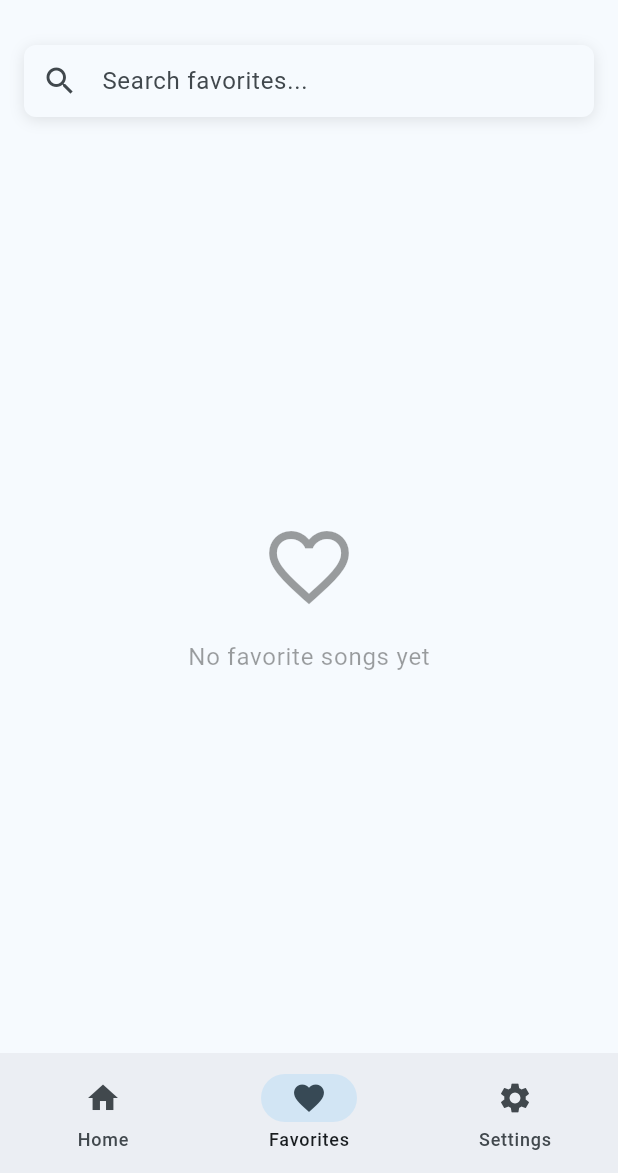
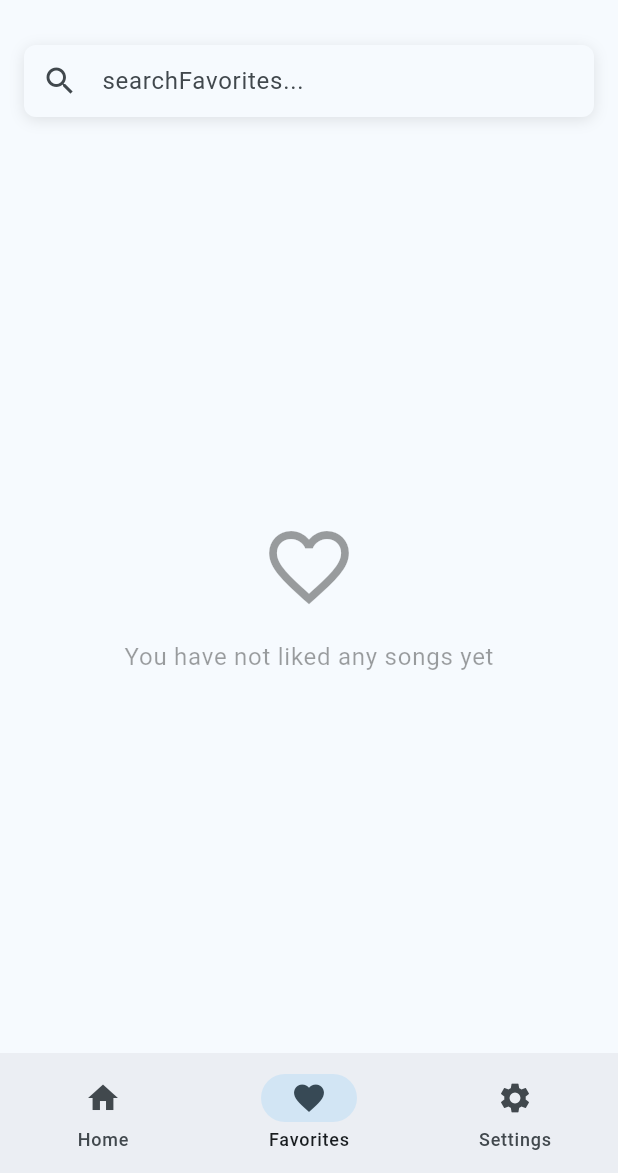
Before and after one commit to mu-fazil-vk/audio_player_offline, a Flutter app: the screen it shows after launch, item 2 of the bottom bar chosen, after a tap on the "search" icon, on a phone screen of 412 x 824 dp, the part 63-1236 px from its top. Run offline on Flutter 3.47's test engine with Material 3 defaults, Android fonts, the phone set to English and light mode, and no system bars; drawn by our look-alikes of dynamic_color; our stand-ins replace audio_service, card_swiper, easy_localization, go_router, hive_flutter, hugeicons and 8 more; missing offline and left inert: audio_session; accounts and stored records are empty; statements that could not run were skipped.

```diff
--- /dev/null
+++ b/assets/l10n/command.txt
@@ -0,0 +1 @@
+flutter pub run easy_localization:generate -S assets/l10n -f keys -O lib/core/generated/l10n -o locale_keys.g.dart
--- /dev/null
+++ b/assets/l10n/ml.json
@@ -0,0 +1,3 @@
+{
+    "viewAll": "എല്ലാം കാണുക"
+}
--- a/lib/main.dart
+++ b/lib/main.dart
@@ -1,6 +1,7 @@
 import 'dart:developer';
 
 import 'package:dynamic_color/dynamic_color.dart';
+import 'package:easy_localization/easy_localization.dart';
 import 'package:flutter/material.dart';
 import 'package:hive_flutter/hive_flutter.dart';
 import 'package:music_player/core/theme/theme.dart';
@@ -16,6 +17,7 @@ import 'package:provider/provider.dart';
 
 void main() async {
   WidgetsFlutterBinding.ensureInitialized();
+  await EasyLocalization.ensureInitialized();
   await init();
   // Initialize the singleton audio service
   await OfflineAudioService.instance.initialize();
@@ -45,7 +47,16 @@ void main() async {
         ),
       ),
     ],
-    child: const MyApp(),
+    child: EasyLocalization(
+      supportedLocales: const [Locale('en'), Locale('ml')],
+      path: 'assets/l10n',
+      fallbackLocale: const Locale('en'),
+      useOnlyLangCode: true,
+      startLocale: const Locale('en'),
+      useFallbackTranslations: true,
+      saveLocale: true,
+      child: const MyApp(),
+    ),
   ));
 }
 
@@ -111,6 +122,9 @@ class _MyAppState extends State<MyApp> {
               colorScheme: colorScheme),
           debugShowCheckedModeBanner: false,
           routerConfig: NavigationService.router,
+          locale: context.locale,
+          supportedLocales: context.supportedLocales,
+          localizationsDelegates: context.localizationDelegates,
         );
       },
     );
--- a/lib/views/favorites/favorites_screen.dart
+++ b/lib/views/favorites/favorites_screen.dart
@@ -1,6 +1,8 @@
+import 'package:easy_localization/easy_localization.dart';
 import 'package:flutter/material.dart';
 import 'package:go_router/go_router.dart';
 import 'package:music_player/core/constants/app_constants.dart';
+import 'package:music_player/core/generated/l10n/locale_keys.g.dart';
 import 'package:music_player/providers/audio_data_provider.dart';
 import 'package:music_player/providers/audio_provider.dart';
 import 'package:music_player/widgets/common/custom_audio_list_tile.dart';
@@ -94,7 +96,7 @@ class _FavoriteScreenState extends State<FavoriteScreen> {
         child: TextField(
           controller: _searchController,
           decoration: InputDecoration(
-            hintText: 'Search favorites...',
+            hintText: '${LocaleKeys.searchFavorites}...',
             prefixIcon: const Icon(Icons.search),
             suffixIcon: _searchController.text.isNotEmpty
                 ? IconButton(
@@ -129,7 +131,7 @@ class _FavoriteScreenState extends State<FavoriteScreen> {
             ),
             const SizedBox(height: 16),
             Text(
-              'No favorite songs yet',
+              LocaleKeys.noFavoriteSongs.tr(),
               style: Theme.of(context).textTheme.bodyLarge?.copyWith(
                     color: Theme.of(context).disabledColor,
                   ),
@@ -150,7 +152,8 @@ class _FavoriteScreenState extends State<FavoriteScreen> {
           ),
           const SizedBox(height: 16),
           Text(
-            'No results found for "${_searchController.text}"',
+            LocaleKeys.noResultsFound
+                .tr(namedArgs: {'query': _searchController.text}),
             style: Theme.of(context).textTheme.bodyLarge?.copyWith(
                   color: Theme.of(context).disabledColor,
                 ),
--- a/lib/views/home/home_screen.dart
+++ b/lib/views/home/home_screen.dart
@@ -1,8 +1,10 @@
 import 'dart:math';
 
+import 'package:easy_localization/easy_localization.dart';
 import 'package:flutter/material.dart';
 import 'package:go_router/go_router.dart';
 import 'package:music_player/core/constants/app_constants.dart';
+import 'package:music_player/core/generated/l10n/locale_keys.g.dart';
 import 'package:music_player/core/utils/calculate_columns.dart';
 import 'package:music_player/core/utils/size_extension.dart';
 import 'package:music_player/models/song_model.dart';
@@ -25,7 +27,13 @@ class HomeScreen extends StatelessWidget {
         actions: [
           IconButton(
               onPressed: () async {
-                context.push('/search');
+                // changeLanguage(lang) {
+                // setState(() {
+                var lang = context.locale == const Locale('en') ? 'ml' : 'en';
+                context.setLocale(Locale(lang));
+                // });
+                // }
+                //context.push('/search');
               },
               icon: const Icon(Icons.search))
         ],
@@ -40,7 +48,7 @@ class HomeScreen extends StatelessWidget {
                 mainAxisAlignment: MainAxisAlignment.spaceBetween,
                 children: [
                   Text(
-                    'Quick Picks',
+                    LocaleKeys.quickPicks.tr(),
                     style: Theme.of(context).textTheme.headlineMedium?.copyWith(
                           fontSize: 26,
                         ),
@@ -49,7 +57,7 @@ class HomeScreen extends StatelessWidget {
                     onPressed: () {
                       context.go('/home/all-songs');
                     },
-                    child: const Text('View All'),
+                    child: Text(LocaleKeys.viewAll.tr()),
                   ),
                 ],
               ),
@@ -65,7 +73,7 @@ class HomeScreen extends StatelessWidget {
                         return const CircularProgressIndicator();
                       }
                       if (snapshot.hasError) {
-                        return const Text('Error');
+                        return Center(child: Text(LocaleKeys.error.tr()));
                       }
                       if (snapshot.hasData && snapshot.data?.$2 != null) {
                         final audioList = snapshot.data!.$2!;
@@ -89,10 +97,15 @@ class HomeScreen extends StatelessWidget {
                                     final audioIndex = startIndex + rowIndex;
                                     final audioInfo = audioList[audioIndex];
 
-    return Selector2<AudioDataProvider, AudioProvider, Tuple2<bool, bool>>(
-      selector: (context, audioDataProvider, audioProvider) => Tuple2(
-        audioDataProvider.likedSongs.contains(audioInfo),
-        audioProvider.currentPlayingAudio == audioInfo,
+                                    return Selector2<AudioDataProvider,
+                                        AudioProvider, Tuple2<bool, bool>>(
+                                      selector: (context, audioDataProvider,
+                                              audioProvider) =>
+                                          Tuple2(
+                                        audioDataProvider.likedSongs
+                                            .contains(audioInfo),
+                                        audioProvider.currentPlayingAudio ==
+                                            audioInfo,
                                       ),
                                       builder: (context, data, child) {
                                         final isFavorite = data.item1;
@@ -100,7 +113,9 @@ class HomeScreen extends StatelessWidget {
 
                                         return CustomAudioListTile(
                                           onTap: () {
-            context.read<AudioProvider>().setPlaylist({
+                                            context
+                                                .read<AudioProvider>()
+                                                .setPlaylist({
                                               'type': 'audio',
                                               'list': audioList,
                                             }, audioIndex);
@@ -114,16 +129,14 @@ class HomeScreen extends StatelessWidget {
                                       },
                                     );
                                   },
-)
-
-                            );
+                                ));
                           },
                         );
                       }
                       if (snapshot.hasData && snapshot.data?.$2 == null) {
-                        return const Text('No data');
+                        return Center(child: Text(LocaleKeys.noData.tr()));
                       } else {
-                        return const Text('Error');
+                        return Center(child: Text(LocaleKeys.error.tr()));
                       }
                     }),
               ),
@@ -135,7 +148,7 @@ class HomeScreen extends StatelessWidget {
                 crossAxisAlignment: CrossAxisAlignment.start,
                 children: [
                   Text(
-                    'Albums',
+                    LocaleKeys.albums.tr(),
                     style: Theme.of(context).textTheme.headlineMedium?.copyWith(
                           fontSize: 26,
                         ),
@@ -158,13 +171,14 @@ class HomeScreen extends StatelessWidget {
                             );
                           }
                           if (snapshot.hasError) {
-                            return const Text('Error');
+                            return Center(child: Text(LocaleKeys.error.tr()));
                           }
                           if (snapshot.data?.$2 == null) {
-                            return const Text('No data');
+                            return Center(child: Text(LocaleKeys.noData.tr()));
                           }
                           if (snapshot.data?.$1 != null) {
-                            return Text(snapshot.data!.$1.toString());
+                            return Center(
+                                child: Text(snapshot.data!.$1.toString()));
                           }
                           if (snapshot.hasData && snapshot.data?.$2 != null) {
                             final albumList = snapshot.data?.$2;
@@ -178,7 +192,8 @@ class HomeScreen extends StatelessWidget {
                                 return AudioCardWidget(
                                   audioId: albumList![index].id,
                                   title: albumList[index].album,
-                                  artist: albumList[index].artist ?? 'Unknown',
+                                  artist: albumList[index].artist ??
+                                      LocaleKeys.unknownArtist.tr(),
                                   isAlbum: true,
                                   onTap: () => context.go(
                                       '/home/album-songs/${albumList[index].id}'),
@@ -186,7 +201,7 @@ class HomeScreen extends StatelessWidget {
                               },
                             );
                           } else {
-                            return const Text('Error');
+                            return Center(child: Text(LocaleKeys.error.tr()));
                           }
                         }),
                   ),
@@ -202,7 +217,7 @@ class HomeScreen extends StatelessWidget {
                   crossAxisAlignment: CrossAxisAlignment.start,
                   children: [
                     Text(
-                      'Recently Played',
+                      LocaleKeys.recentlyPlayed.tr(),
                       style:
                           Theme.of(context).textTheme.headlineMedium?.copyWith(
                                 fontSize: 26,
@@ -230,8 +245,10 @@ class HomeScreen extends StatelessWidget {
                               .firstWhere((element) => element.id == audioId);
                           return AudioCardWidget(
                             audioId: audioInfo?.id ?? 0,
-                            title: audioInfo?.title ?? 'Unknown Title',
-                            artist: audioInfo?.artist ?? 'Unknown',
+                            title: audioInfo?.title ??
+                                LocaleKeys.unknownTitle.tr(),
+                            artist: audioInfo?.artist ??
+                                LocaleKeys.unknownArtist.tr(),
                             onTap: () {
                               context.read<AudioProvider>().setPlaylist(
                                 {
--- a/lib/views/player/mini_music_player.dart
+++ b/lib/views/player/mini_music_player.dart
@@ -1,5 +1,7 @@
+import 'package:easy_localization/easy_localization.dart';
 import 'package:flutter/material.dart';
 import 'package:hugeicons/hugeicons.dart';
+import 'package:music_player/core/generated/l10n/locale_keys.g.dart';
 import 'package:music_player/core/utils/size_extension.dart';
 import 'package:music_player/providers/audio_provider.dart';
 import 'package:on_audio_query/on_audio_query.dart';
@@ -71,7 +73,7 @@ class MiniMusicPlayer extends StatelessWidget {
                       children: [
                         Text(
                           audioProvider.currentPlayingAudio?.title ??
-                              'Unknown Title',
+                              LocaleKeys.unknownTitle.tr(),
                           style: const TextStyle(
                             fontWeight: FontWeight.bold,
                           ),
@@ -81,7 +83,7 @@ class MiniMusicPlayer extends StatelessWidget {
                         const SizedBox(height: 4),
                         Text(
                           audioProvider.currentPlayingAudio?.artist ??
-                              'Unknown Artist',
+                              LocaleKeys.unknownArtist.tr(),
                           style: const TextStyle(
                             fontSize: 12,
                             color: Colors.grey,
--- a/pubspec.yaml
+++ b/pubspec.yaml
@@ -83,7 +83,7 @@ flutter:
   assets:
     - assets/
     - assets/lottie/
-    - assets/translations/
+    - assets/l10n/
   #   - images/a_dot_ham.jpeg
 
   # An image asset can refer to one or more resolution-specific "variants", see
```
Also changed, not shown: assets/l10n/en.json (added, +20 -0 lines), lib/views/album_songs/album_songs_screen.dart (+14 -9 lines), lib/views/all_songs/all_songs_screen.dart (+11 -8 lines), lib/views/player/full_screen_player.dart (+10 -8 lines), assets/translations/en.json (deleted), assets/translations/ml.json (deleted), lib/core/generated/l10n/locale_keys.g.dart (added), 1 other file. Lines whose indentation alone changed are shown as unchanged.
